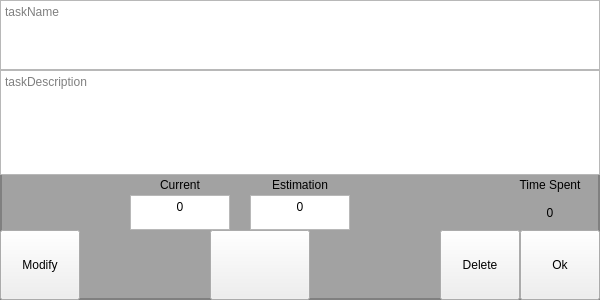
Above: PomoPeak/taskQT.ui from TheVipek/PomoPeak before the change. Below: the same form after it.
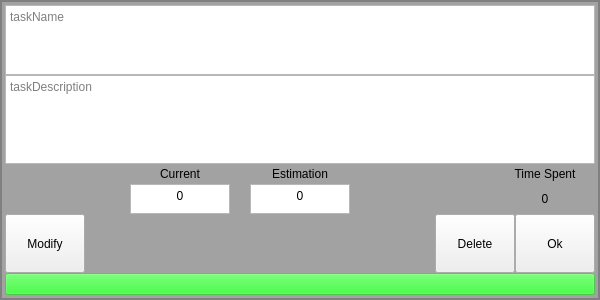
That is the form after the change.

Commit message: isSelected visual representaiton

What changed in the file:
```diff
--- a/PomoPeak/taskQT.ui
+++ b/PomoPeak/taskQT.ui
@@ -34,21 +34,21 @@
 	border-width:2px;
 }</string>
   </property>
-  <layout class="QVBoxLayout" name="verticalLayout" stretch="1,3,0,1,2">
+  <layout class="QVBoxLayout" name="verticalLayout" stretch="1,3,0,1,2,0">
    <property name="spacing">
     <number>0</number>
    </property>
    <property name="leftMargin">
-    <number>0</number>
+    <number>5</number>
    </property>
    <property name="topMargin">
-    <number>0</number>
+    <number>5</number>
    </property>
    <property name="rightMargin">
-    <number>0</number>
+    <number>5</number>
    </property>
    <property name="bottomMargin">
-    <number>0</number>
+    <number>5</number>
    </property>
    <item>
     <widget class="QTextEdit" name="taskName">
@@ -379,42 +379,7 @@
       </widget>
      </item>
      <item>
-      <spacer name="horizontalSpacer_6">
-       <property name="orientation">
-        <enum>Qt::Horizontal</enum>
-       </property>
-       <property name="sizeHint" stdset="0">
-        <size>
-         <width>40</width>
-         <height>20</height>
-        </size>
-       </property>
-      </spacer>
-     </item>
-     <item>
-      <widget class="QPushButton" name="activeBtn">
-       <property name="enabled">
-        <bool>true</bool>
-       </property>
-       <property name="minimumSize">
-        <size>
-         <width>100</width>
-         <height>0</height>
-        </size>
-       </property>
-       <property name="maximumSize">
-        <size>
-         <width>200</width>
-         <height>100</height>
-        </size>
-       </property>
-       <property name="text">
-        <string/>
-       </property>
-      </widget>
-     </item>
-     <item>
-      <spacer name="horizontalSpacer_3">
+      <spacer name="settingsSpace1">
        <property name="orientation">
         <enum>Qt::Horizontal</enum>
        </property>
@@ -472,6 +437,40 @@
      </item>
     </layout>
    </item>
+   <item>
+    <widget class="QPushButton" name="activeBtn">
+     <property name="enabled">
+      <bool>true</bool>
+     </property>
+     <property name="sizePolicy">
+      <sizepolicy hsizetype="Expanding" vsizetype="Expanding">
+       <horstretch>0</horstretch>
+       <verstretch>0</verstretch>
+      </sizepolicy>
+     </property>
+     <property name="minimumSize">
+      <size>
+       <width>0</width>
+       <height>0</height>
+      </size>
+     </property>
+     <property name="maximumSize">
+      <size>
+       <width>16777215</width>
+       <height>16777215</height>
+      </size>
+     </property>
+     <property name="styleSheet">
+      <string notr="true">#activeBtn
+{
+	background-color:rgba(0, 255, 0, 96)
+}</string>
+     </property>
+     <property name="text">
+      <string/>
+     </property>
+    </widget>
+   </item>
   </layout>
  </widget>
  <resources/>
```
The commit also changes 2 other files.
